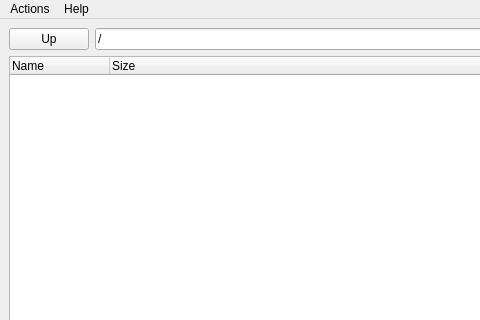
First picture: the form in mainwindow.ui, repository lawand/droper, before the edit; both pictures show x 0 to 480 and y 0 to 320 of the 626 by 403 pixel window.
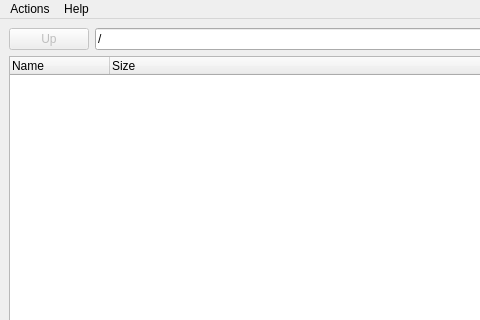
Second picture: the form after the edit.

Commit message: made the up push button disabled by default

```diff
--- a/mainwindow.ui
+++ b/mainwindow.ui
@@ -19,6 +19,9 @@
      <layout class="QHBoxLayout" name="horizontalLayout_2">
       <item>
        <widget class="QPushButton" name="upPushButton">
+        <property name="enabled">
+         <bool>false</bool>
+        </property>
         <property name="text">
          <string>Up</string>
         </property>
```
